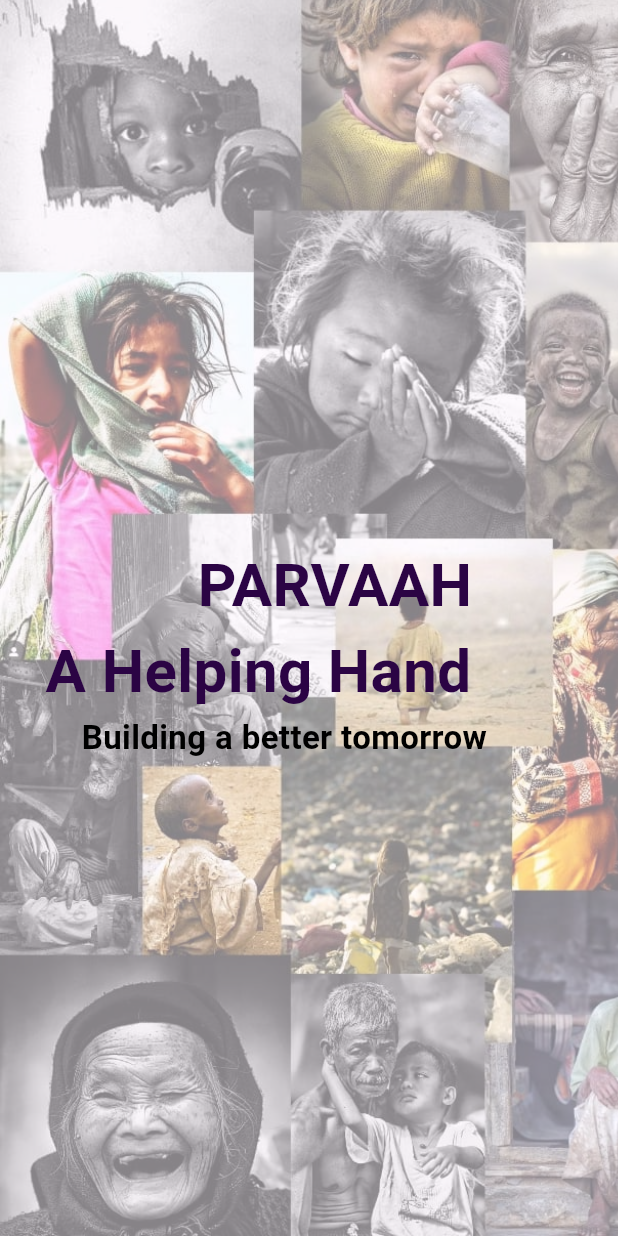
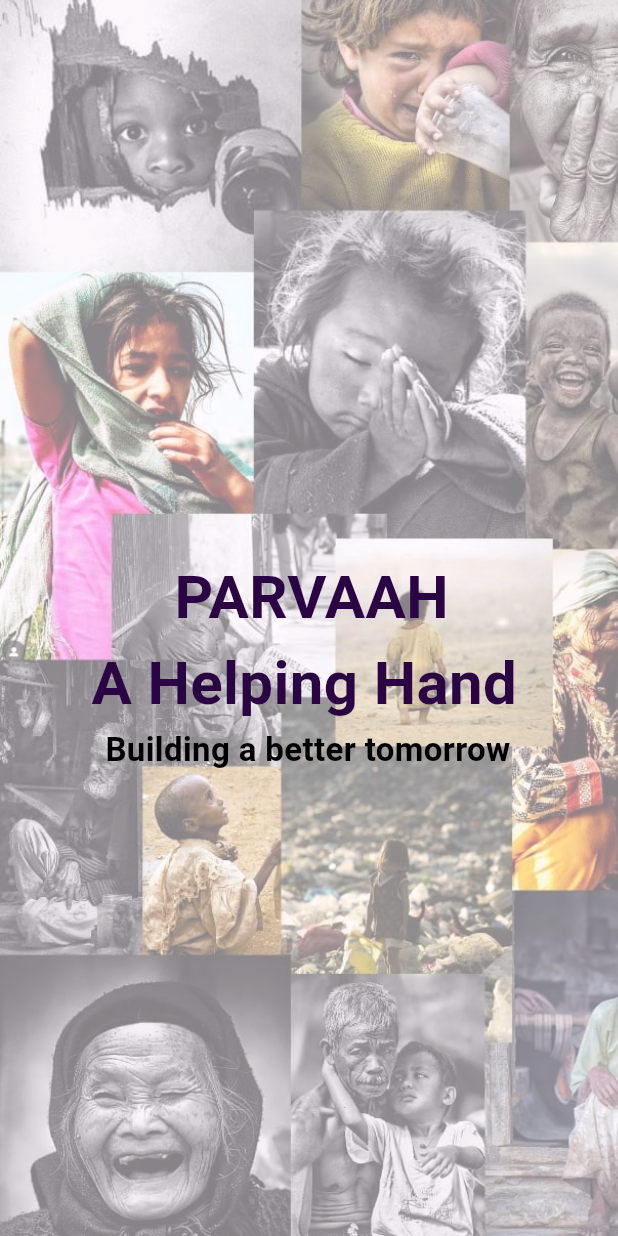
Before and after one commit to ikhushibisht/Parvaah, a Flutter app: the SplashScreen screen opened directly, on a phone screen of 412 x 824 dp. Run offline on Flutter 3.47's test engine with Material 3 defaults, Android fonts, the phone set to English and light mode, and no system bars; our stand-ins replace firebase_core, flutter_otp_text_field, get, google_fonts, liquid_swipe, smooth_page_indicator; accounts and stored records are empty.

Commit message:
modified whole

```diff
--- a/lib/src/constants/text_string.dart
+++ b/lib/src/constants/text_string.dart
@@ -1,8 +1,8 @@
 const String tLogin = "Login";
 const String tSignup = "Sign Up";
 
-const String tAppName = "          PARVAAH \nA Helping Hand";
-const String tAppTagLine = "      Building a better tomorrow";
+const String tAppName = "     PARVAAH \n    A Helping Hand";
+const String tAppTagLine = "        Building a better tomorrow";
 
 // --onboarding
 const String tOnboardingTitle1 = "VISION";
--- a/lib/src/features/authentication/screens/splash_screen/splash_screen.dart
+++ b/lib/src/features/authentication/screens/splash_screen/splash_screen.dart
@@ -45,7 +45,7 @@ class _SplashScreenState extends State<SplashScreen> {
             ),
             AnimatedPositioned(
               duration: const Duration(milliseconds: 3000),
-              top: mediaQuery.size.height * 0.5 - 50, // Adjusted to the center
+              top: 370, // Adjusted to the center
               left: splashScreenController.animate.value ? tDefaultSize : 0,
               child: Column(
                 mainAxisAlignment: MainAxisAlignment.center,
```
